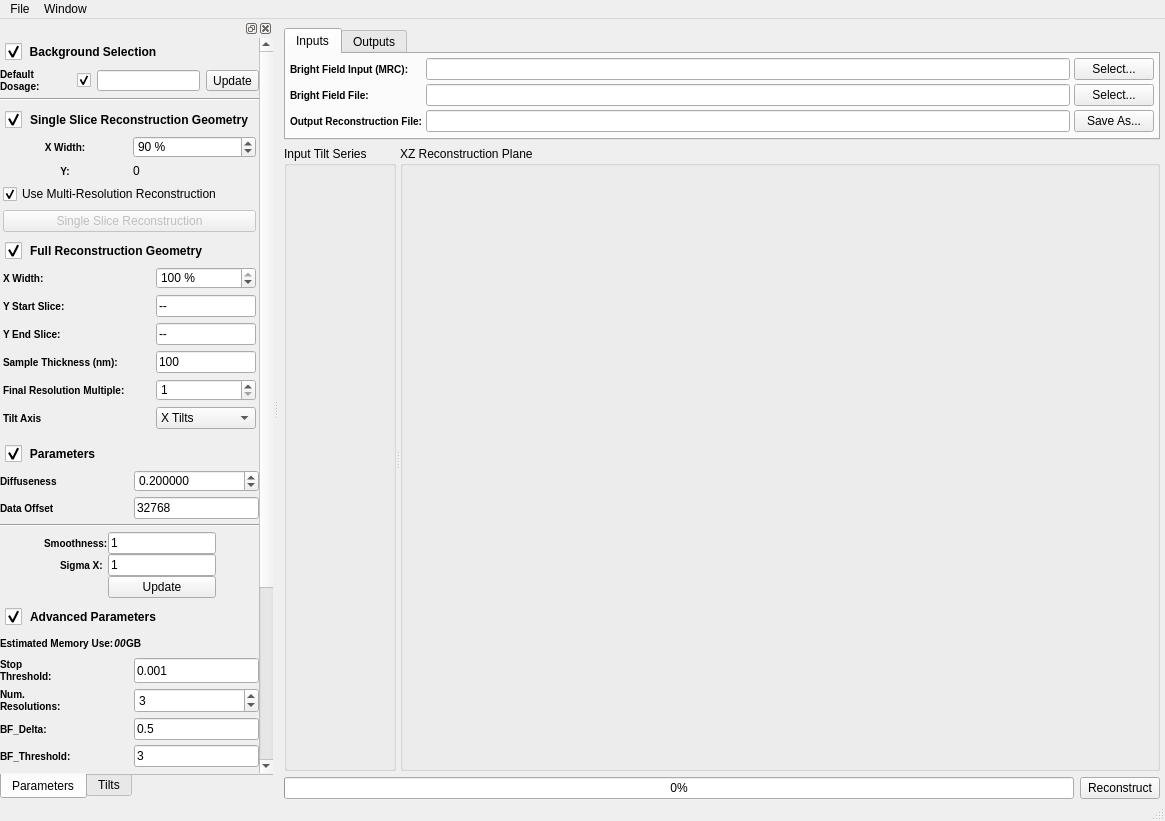
OpenMBIR/OpenMBIR-TEM, file Code/Applications/BrightFieldGui/UI_Files/BrightFieldGui.ui: the form before one commit.
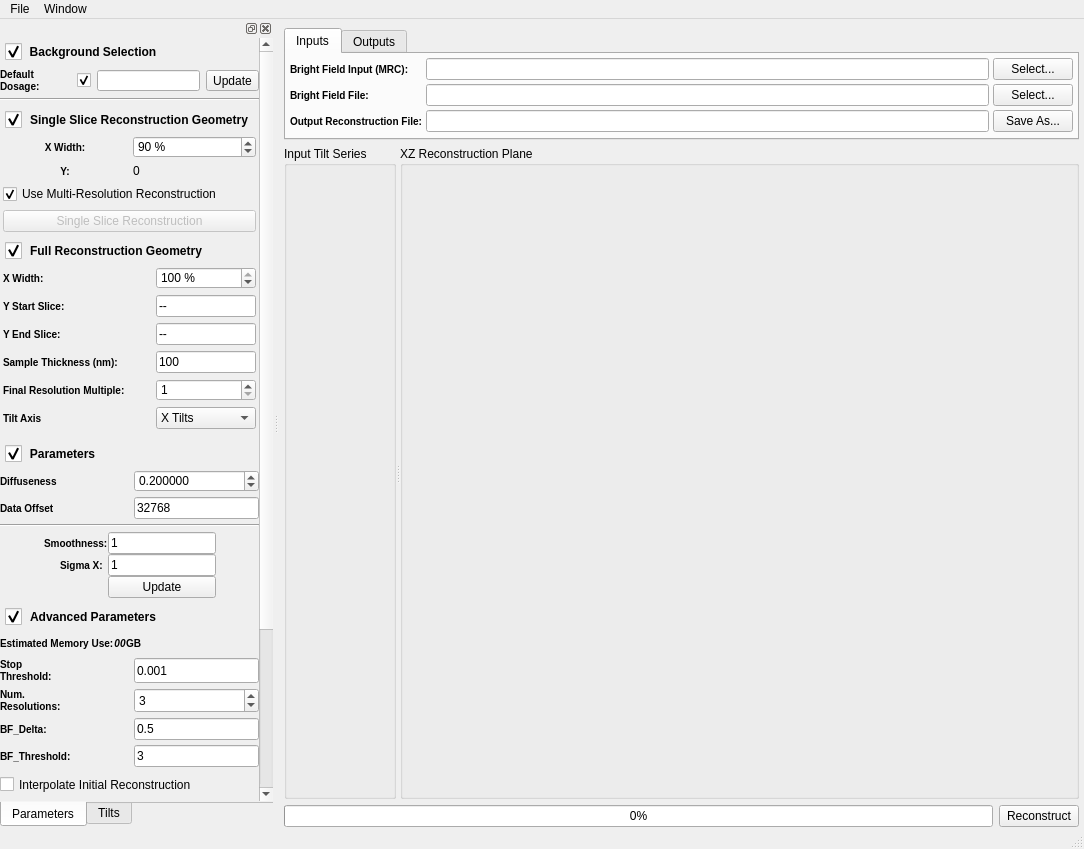
The form after the commit. Icons and pictures are not drawn. Custom widgets are drawn as their Qt base class.

Commit message: Fixing Tab order of the widgets and setting the Window title for each application

```diff
--- a/Code/Applications/BrightFieldGui/UI_Files/BrightFieldGui.ui
+++ b/Code/Applications/BrightFieldGui/UI_Files/BrightFieldGui.ui
@@ -6,8 +6,8 @@
    <rect>
     <x>0</x>
     <y>0</y>
-    <width>1165</width>
-    <height>821</height>
+    <width>1084</width>
+    <height>849</height>
    </rect>
   </property>
   <property name="sizePolicy">
@@ -464,7 +464,7 @@
     <rect>
      <x>0</x>
      <y>0</y>
-     <width>1165</width>
+     <width>1084</width>
      <height>22</height>
     </rect>
    </property>
```
Left out of the diff: 53 changed lines with no effect on the pictures. The commit also changes 1 other file.
